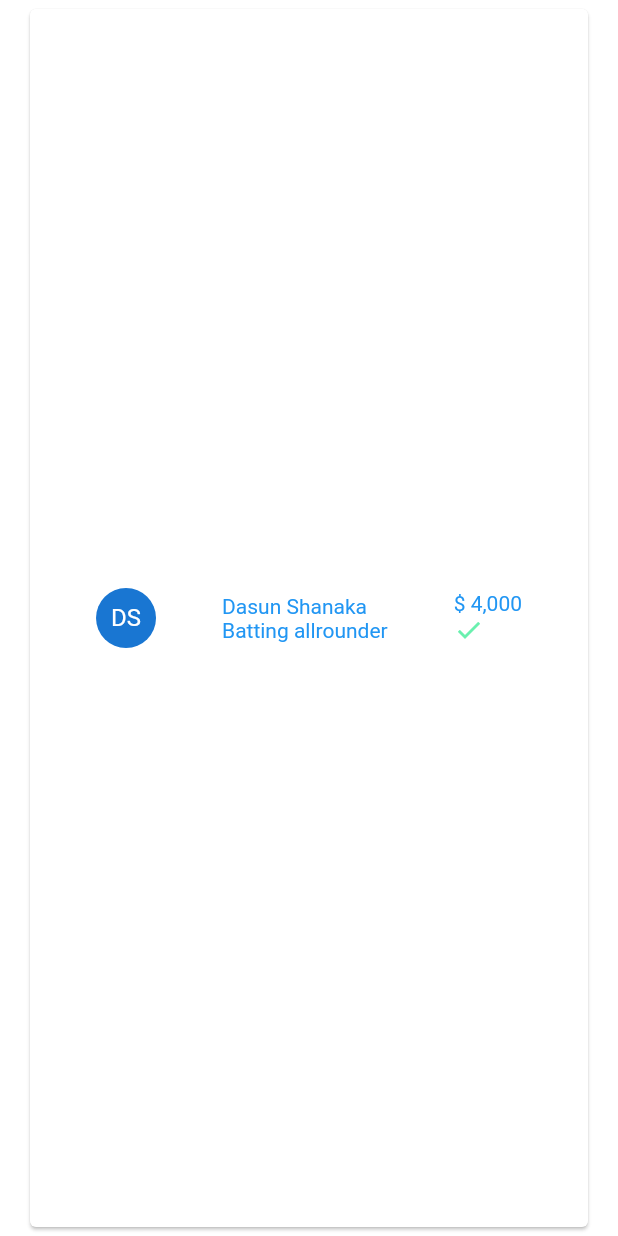
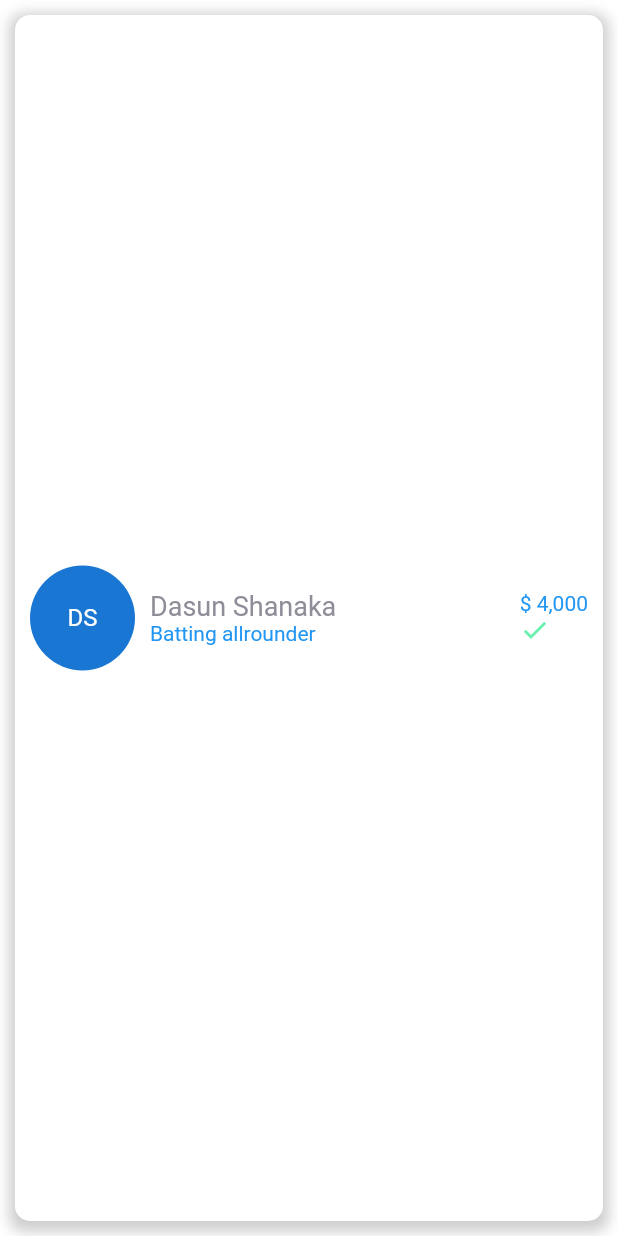
Before and after one commit to sukie2/flutter-smash-it-fantasy-league, a Flutter app: the PlayerRow widget shown alone on an empty page, opened directly, on a phone screen of 412 x 824 dp. Run offline on Flutter 3.47's test engine with Material 2 defaults, Android fonts, the phone set to English and light mode, and no system bars; network calls fail.

Commit message:
Added player info row

```diff
--- /dev/null
+++ b/lib/constants/text_constants.dart
@@ -0,0 +1,6 @@
+import 'package:flutter/material.dart';
+
+class TextConstants {
+  static const TextStyle kPlayerName =
+      TextStyle(fontSize: 18.0, color: Color(0xFF8D8E98));
+}
--- a/lib/main.dart
+++ b/lib/main.dart
@@ -1,6 +1,6 @@
 import 'package:flutter/material.dart';
 
-import 'SmashItApp.dart';
+import 'smash_it_app.dart';
 
 void main() {
   runApp(SmashItApp());
--- a/lib/widgets/player_row.dart
+++ b/lib/widgets/player_row.dart
@@ -1,4 +1,5 @@
 import 'package:flutter/material.dart';
+import 'package:smash_it/constants/text_constants.dart';
 
 class PlayerRow extends StatelessWidget {
   const PlayerRow({Key? key}) : super(key: key);
@@ -6,27 +7,49 @@ class PlayerRow extends StatelessWidget {
   @override
   Widget build(BuildContext context) {
     return Padding(
-      padding: EdgeInsets.only(left: 16.0, top: 2.0, bottom: 2.0, right: 16.0),
-      child: Card(
+      padding: EdgeInsets.all(10),
+      child: Container(
+        decoration: BoxDecoration(
+          borderRadius: BorderRadius.all(Radius.circular(10)),
+          color: Colors.white,
+          boxShadow: [
+            BoxShadow(
+              color: Colors.grey.withOpacity(0.5),
+              spreadRadius: 4,
+              blurRadius: 7,
+              offset: Offset(0, 3), // changes position of shadow
+            ),
+          ],
+        ),
         child: Row(
-          mainAxisAlignment: MainAxisAlignment.spaceEvenly,
+          mainAxisAlignment: MainAxisAlignment.start,
           children: [
-            CircleAvatar(
-              child: Text('DS'),
+            Padding(
+              padding: EdgeInsets.only(left: 10, right: 10),
+              child: CircleAvatar(
+                radius: 35,
+                child: Text('DS'),
+              ),
             ),
             Column(
               mainAxisAlignment: MainAxisAlignment.center,
               crossAxisAlignment: CrossAxisAlignment.start,
               children: [
-                Text('Dasun Shanaka'),
+                Text(
+                  'Dasun Shanaka',
+                  style: TextConstants.kPlayerName,
+                ),
                 Text('Batting allrounder'),
               ],
             ),
+            Spacer(),
             Column(
               mainAxisAlignment: MainAxisAlignment.center,
               crossAxisAlignment: CrossAxisAlignment.start,
               children: [
-                Text('\$ 4,000'),
+                Padding(
+                    padding: EdgeInsets.only(right: 10),
+                    child: Text('\$ 4,000')),
                 Icon(
                   Icons.check,
                   color: Colors.greenAccent,
```
Also changed, not shown: lib/screens/palyer_selection_screen.dart (+9 -8 lines), lib/widgets/game_info_widget.dart (added, +16 -0 lines), lib/smash_it_app.dart (renamed from lib/SmashItApp.dart).
